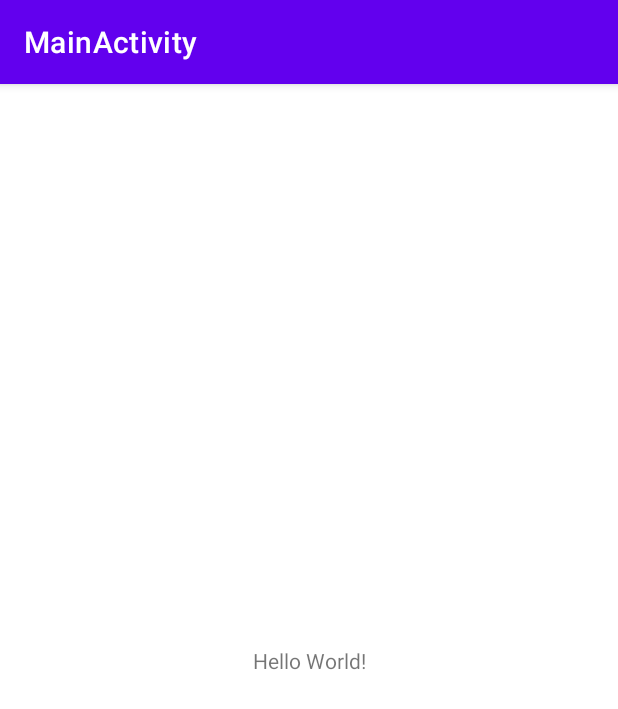
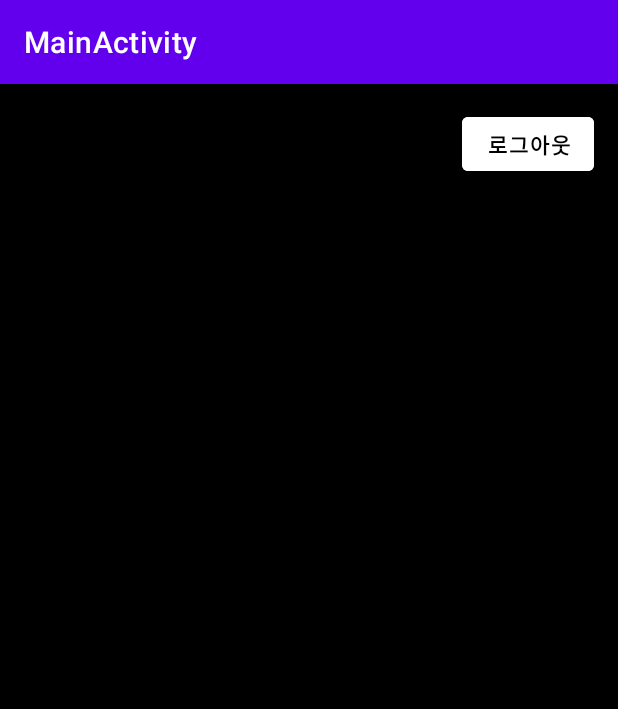
Before and after one commit to KPUCE2021SP/LiC, an Android app: the screen it shows after launch once a user with an empty profile is signed in (MainActivity), on a phone screen of 412 x 824 dp. Shown: the top 709 px of the screen. Run offline under Robolectric (Android 15) with nearby library versions, the light colour scheme and no system bars; our stand-ins replace Firebase (no records; nobody signed in at launch, a user with empty details on screens opened directly).

```diff
--- a/android/app/src/main/java/com/example/stacklounge/MainActivity.kt
+++ b/android/app/src/main/java/com/example/stacklounge/MainActivity.kt
@@ -7,6 +7,7 @@ import com.example.stacklounge.databinding.ActivityMainBinding
 import com.example.stacklounge.login.LoginActivity
 import com.google.firebase.auth.ktx.auth
 import com.google.firebase.ktx.Firebase
+import kotlinx.android.synthetic.main.activity_main.*
 
 class MainActivity : AppCompatActivity() {
     override fun onCreate(savedInstanceState: Bundle?) {
@@ -23,5 +24,14 @@ class MainActivity : AppCompatActivity() {
             finish()
         }
 
+        btnLogout.setOnClickListener{
+            // 로그아웃하고 다시 LoginActivity로 이동
+            Firebase.auth.signOut()
+            startActivity(
+                Intent(this, LoginActivity::class.java)
+            )
+            finish()
+        }
+
     }
 }
--- a/android/app/src/main/res/layout/activity_github_auth.xml
+++ b/android/app/src/main/res/layout/activity_github_auth.xml
@@ -25,7 +25,7 @@
         android:layout_marginTop="32dp"
         android:background="@color/white"
         android:ems="10"
-        android:hint="  Email"
+        android:hint="  이메일"
         android:inputType="textEmailAddress"
         android:text=""
         android:drawableLeft="@drawable/ic_baseline_email_24"
@@ -40,7 +40,7 @@
         android:layout_height="wrap_content"
         android:layout_marginTop="32dp"
         android:backgroundTint="@color/white"
-        android:text="Login"
+        android:text="로그인"
         android:textColor="@color/black"
         android:textStyle="bold"
         app:layout_constraintEnd_toEndOf="@+id/edtEmail"
--- a/android/app/src/main/res/layout/activity_main.xml
+++ b/android/app/src/main/res/layout/activity_main.xml
@@ -4,15 +4,20 @@
     xmlns:tools="http://schemas.android.com/tools"
     android:layout_width="match_parent"
     android:layout_height="match_parent"
+    android:background="@color/black"
     tools:context=".MainActivity">
 
-    <TextView
+    <Button
+        android:id="@+id/btnLogout"
         android:layout_width="wrap_content"
         android:layout_height="wrap_content"
-        android:text="Hello World!"
-        app:layout_constraintBottom_toBottomOf="parent"
-        app:layout_constraintLeft_toLeftOf="parent"
-        app:layout_constraintRight_toRightOf="parent"
+        android:layout_marginTop="16dp"
+        android:layout_marginEnd="16dp"
+        android:backgroundTint="@color/white"
+        android:text="로그아웃"
+        android:textColor="@color/black"
+        android:textStyle="bold"
+        app:layout_constraintEnd_toEndOf="parent"
         app:layout_constraintTop_toTopOf="parent" />
 
 </androidx.constraintlayout.widget.ConstraintLayout>
```
Also changed, not shown: android/app/src/main/java/com/example/stacklounge/login/GithubAuthActivity.kt (+28 -21 lines).
